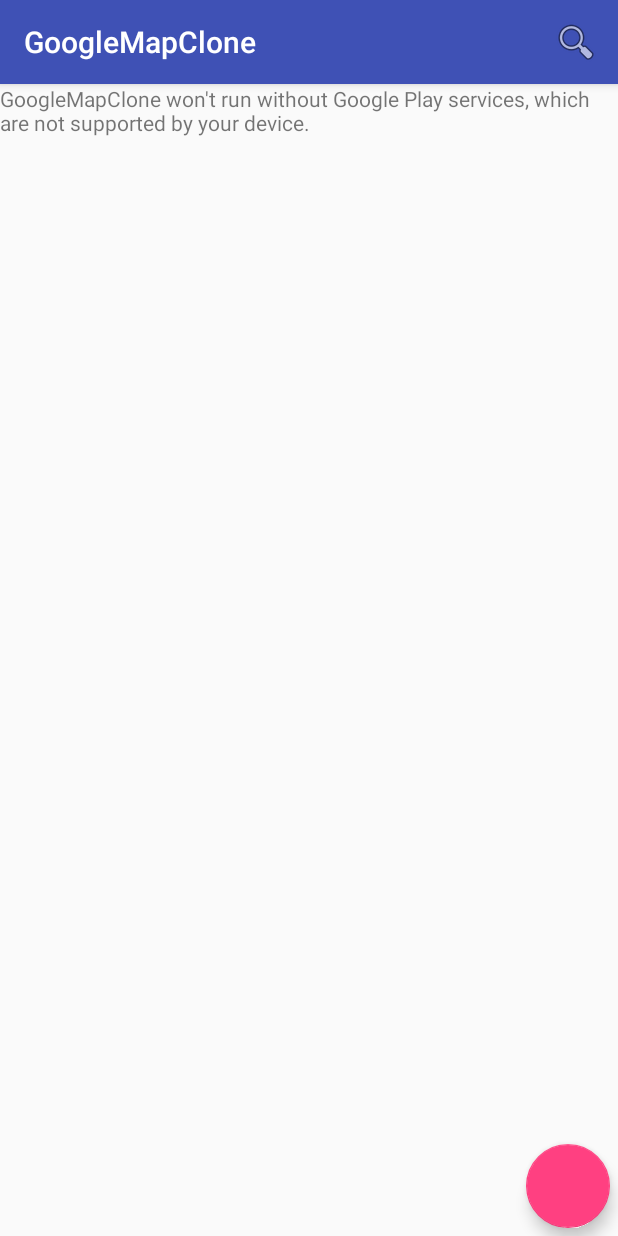
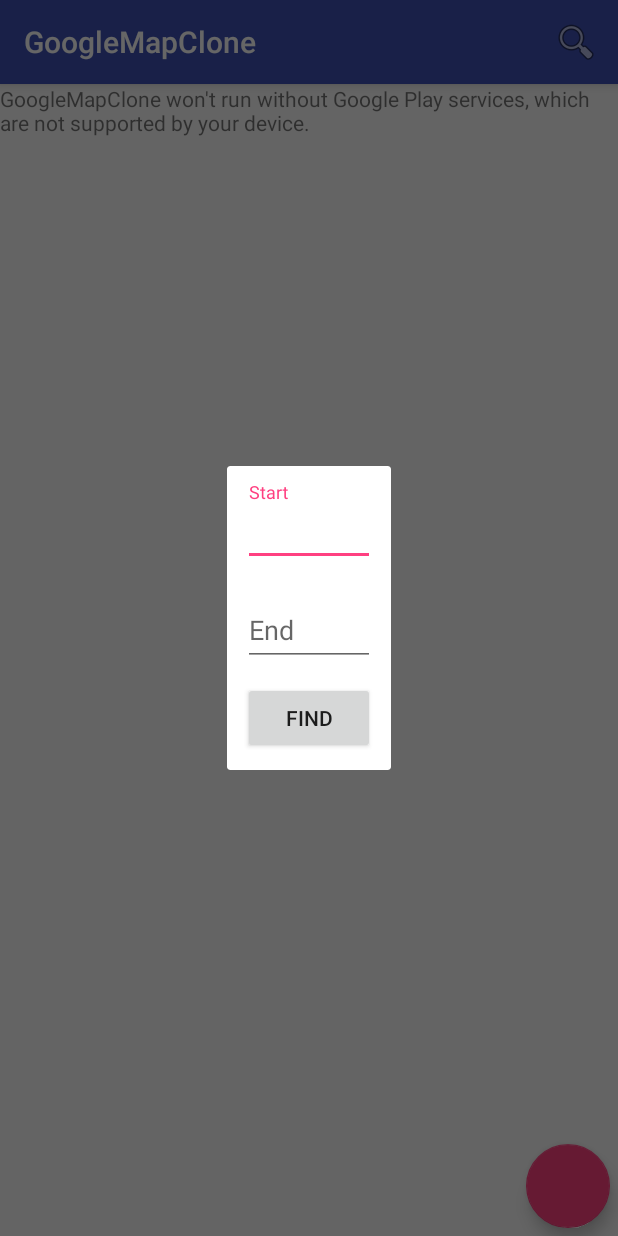
Before and after one commit to LuisLe2207/demoGoogleMapMVP, an Android app: the screen it shows after launch (MainActivity), after a tap on an icon or button, on a phone screen of 412 x 824 dp. Run offline under Robolectric (Android 15) with nearby library versions, the phone set to English and light mode, and no system bars; libraries missing offline, so code that uses them is left out: com.google.maps.android.

Commit message:
Add Find Route Dialog, fix Find Route Module

```diff
--- a/app/build.gradle
+++ b/app/build.gradle
@@ -30,7 +30,7 @@ dependencies {
     compile 'com.android.support:mediarouter-v7:25.2.0'
     compile 'com.squareup.retrofit2:retrofit:2.3.0'
     compile 'com.squareup.retrofit2:converter-gson:2.3.0'
-    compile 'com.google.maps.android:android-maps-utils:0.5+'
+    compile 'com.google.maps.android:android-maps-utils:0.5'
     testCompile 'junit:junit:4.12'
     compile 'com.android.support:design:25.2.0'
 }
--- a/app/src/main/java/com/example/luisle/googlemapclone/MainActivity.java
+++ b/app/src/main/java/com/example/luisle/googlemapclone/MainActivity.java
@@ -1,15 +1,20 @@
 package com.example.luisle.googlemapclone;
 
+import android.app.Dialog;
+import android.app.ProgressDialog;
 import android.content.Intent;
 import android.content.pm.PackageManager;
 import android.os.Bundle;
 import android.support.design.widget.FloatingActionButton;
 import android.support.v4.app.ActivityCompat;
 import android.support.v7.app.AppCompatActivity;
+import android.text.TextUtils;
 import android.view.Menu;
 import android.view.MenuInflater;
 import android.view.MenuItem;
 import android.view.View;
+import android.widget.Button;
+import android.widget.EditText;
 import android.widget.Toast;
 
 import com.example.luisle.googlemapclone.googleMap.MapContract;
@@ -30,6 +35,7 @@ import com.google.android.gms.maps.model.Polyline;
 import com.google.android.gms.maps.model.PolylineOptions;
 import com.google.maps.android.PolyUtil;
 
+import java.util.ArrayList;
 import java.util.List;
 
 public class MainActivity extends AppCompatActivity implements MapContract.View, OnMapReadyCallback {
@@ -37,11 +43,17 @@ public class MainActivity extends AppCompatActivity implements MapContract.View,
     private MapFragment mapFragment;
     private MapPresenter mapPresenter;
     private GoogleMap googleMap;
-    private Marker searchMarker;
+    private Marker searchMarker, originMarker, destinationMarker;
+    private List<LatLng> decodedPath;
+    private List<Polyline> polylineList = new ArrayList<>();
 
     private static final int REQUEST_CODE_AUTOCOMPLETE = 1;
 
+
     private FloatingActionButton fabFindRoute;
+
+    private ProgressDialog progressDialog;
+
 
     @Override
     protected void onCreate(Bundle savedInstanceState) {
@@ -57,9 +69,30 @@ public class MainActivity extends AppCompatActivity implements MapContract.View,
         fabFindRoute.setOnClickListener(new View.OnClickListener() {
             @Override
             public void onClick(View view) {
-                String origin = "Go Vap, Ho Chi Minh City";
-                String destination = "Binh Thanh, Ho Chi Minh City";
-                mapPresenter.findRoutes(origin, destination);
+                final Dialog findRoutesDialog = new Dialog(MainActivity.this);
+                findRoutesDialog.setContentView(R.layout.dialog_find_route);
+                final EditText edtStartPoint = (EditText) findRoutesDialog.findViewById(R.id.edtDialog_StartPoint);
+                final EditText edtEndPint = (EditText) findRoutesDialog.findViewById(R.id.edtDialog_EndPoint);
+                Button btnFindRoute = (Button) findRoutesDialog.findViewById(R.id.btnFindRoute);
+
+                btnFindRoute.setOnClickListener(new View.OnClickListener() {
+                    @Override
+                    public void onClick(View view) {
+                        String origin = edtStartPoint.getText().toString();
+                        String destination = edtEndPint.getText().toString();
+
+                        if (TextUtils.isEmpty(origin) || TextUtils.isEmpty(destination)) {
+                            Toast.makeText(getApplicationContext(),
+                                    "Start Point or End Point must be filled in",
+                                    Toast.LENGTH_SHORT).show();
+                        } else {
+                            mapPresenter.findRoutes(origin, destination);
+                            findRoutesDialog.dismiss();
+                        }
+                    }
+                });
+
+                findRoutesDialog.show();
             }
         });
     }
@@ -156,25 +189,41 @@ public class MainActivity extends AppCompatActivity implements MapContract.View,
 
     @Override
     public void drawRoutes(LatLng origin, LatLng destination, String originAddress, String destinationAddress, String polylinePoints) {
-        List<LatLng> decodedPath = PolyUtil.decode(polylinePoints);
+        if (decodedPath != null) {
+            decodedPath.clear();
+            for (Polyline polyline : polylineList) {
+                polyline.remove();
+            }
+        }
+
+        if (originMarker != null && destinationMarker != null) {
+            originMarker.remove();
+            destinationMarker.remove();
+        }
+
+        decodedPath = PolyUtil.decode(polylinePoints);
         PolylineOptions polylineOptions = new PolylineOptions()
-                                                .addAll(decodedPath)
-                                                .clickable(true);
+                                                .addAll(decodedPath);
 
-        googleMap.addPolyline(polylineOptions);
+        polylineList.add(googleMap.addPolyline(polylineOptions));
 
-        googleMap.setOnPolylineClickListener(new GoogleMap.OnPolylineClickListener() {
-            @Override
-            public void onPolylineClick(Polyline polyline) {
-                Toast.makeText(getApplicationContext(), "Hello", Toast.LENGTH_SHORT).show();
-            }
-        });
-
-
-        googleMap.addMarker(new MarkerOptions().position(origin).title(originAddress));
-        googleMap.addMarker(new MarkerOptions().position(destination).title(destinationAddress));
+        originMarker = googleMap.addMarker(new MarkerOptions().position(origin).title(originAddress));
+        destinationMarker = googleMap.addMarker(new MarkerOptions().position(destination).title(destinationAddress));
 
         googleMap.moveCamera(CameraUpdateFactory.newLatLngZoom(origin, 15));
     }
 
+    @Override
+    public void showProgressDialog(String message) {
+        progressDialog = new ProgressDialog(MainActivity.this);
+        progressDialog.setMessage(message);
+        progressDialog.setIndeterminate(true);
+        progressDialog.setCanceledOnTouchOutside(false);
+        progressDialog.show();
+    }
+
+    @Override
+    public void hideProgressDialog() {
+        progressDialog.dismiss();
+    }
 }
--- a/app/src/main/java/com/example/luisle/googlemapclone/googleMap/MapContract.java
+++ b/app/src/main/java/com/example/luisle/googlemapclone/googleMap/MapContract.java
@@ -10,6 +10,8 @@ import com.google.android.gms.maps.model.LatLng;
 
 public interface MapContract {
     interface View extends BaseView<Presenter> {
+        void showProgressDialog(String message);
+        void hideProgressDialog();
         void addMarker(double lat, double lng, String locality);
         void drawRoutes(LatLng origin, LatLng destination, String originAddress, String destinationAddress,String polylinePoints);
     }
--- /dev/null
+++ b/app/src/main/res/layout/dialog_find_route.xml
@@ -0,0 +1,45 @@
+<?xml version="1.0" encoding="utf-8"?>
+<LinearLayout xmlns:android="http://schemas.android.com/apk/res/android"
+    android:orientation="vertical" android:layout_width="match_parent"
+    android:layout_height="match_parent"
+    android:padding="5dp">
+
+    <android.support.design.widget.TextInputLayout
+        android:id="@+id/inputLayoutStartPoint"
+        android:layout_width="match_parent"
+        android:layout_height="wrap_content"
+        android:layout_margin="5dp">
+
+        <EditText
+            android:id="@+id/edtDialog_StartPoint"
+            android:layout_width="match_parent"
+            android:layout_height="wrap_content"
+            android:hint="Start" />
+
+
+    </android.support.design.widget.TextInputLayout>
+
+    <android.support.design.widget.TextInputLayout
+        android:id="@+id/inputLayoutEndPoint"
+        android:layout_width="match_parent"
+        android:layout_height="wrap_content"
+        android:layout_margin="5dp">
+
+        <EditText
+            android:id="@+id/edtDialog_EndPoint"
+            android:layout_width="match_parent"
+            android:layout_height="wrap_content"
+            android:hint="End" />
+
+
+    </android.support.design.widget.TextInputLayout>
+
+    <Button
+        android:id="@+id/btnFindRoute"
+        android:layout_width="match_parent"
+        android:layout_height="wrap_content"
+        android:layout_margin="5dp"
+        android:text="Find"
+        />
+
+</LinearLayout>
```
Also changed, not shown: app/src/main/java/com/example/luisle/googlemapclone/googleMap/MapPresenter.java (+26 -10 lines).
